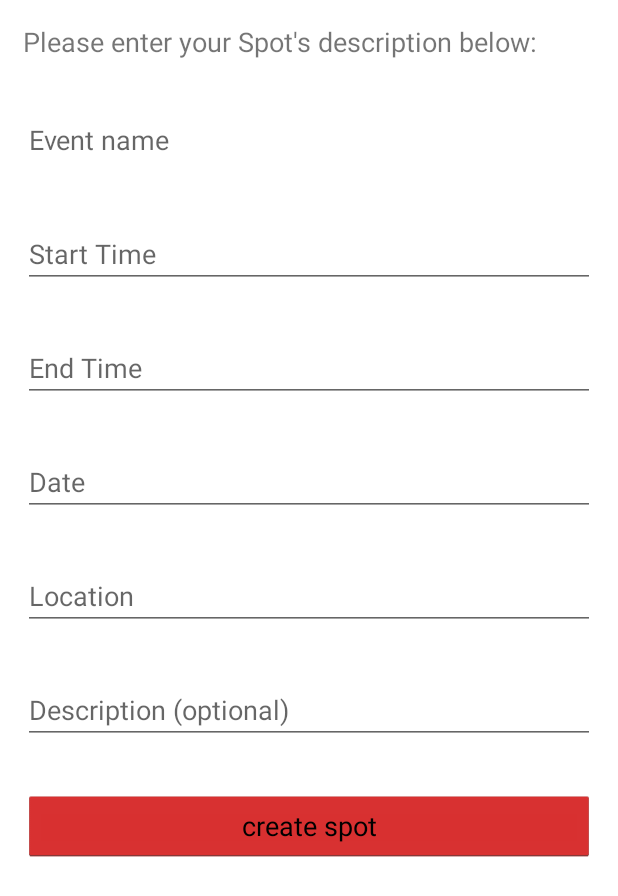
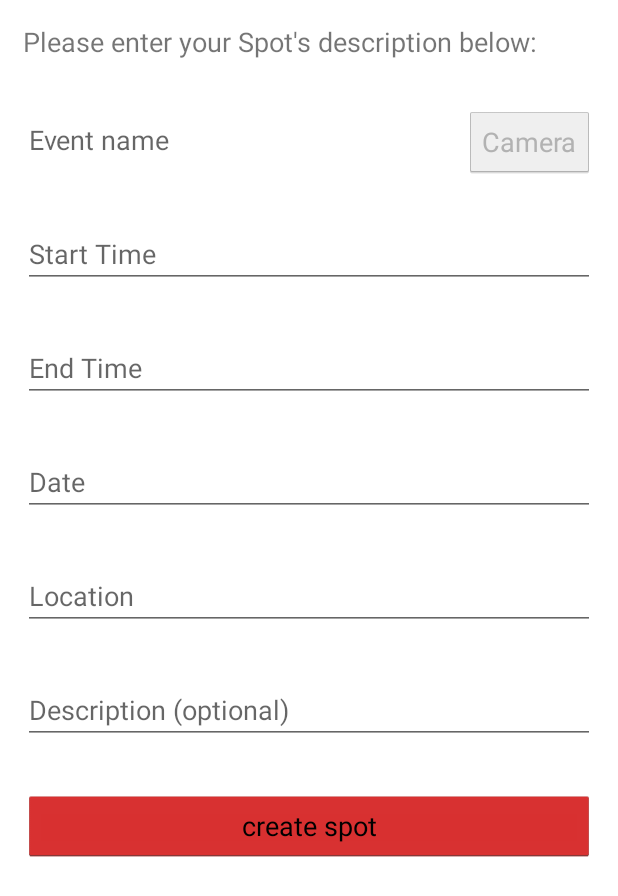
Before and after one commit to jerryqypan/EventAdvisor, an Android app: the screen it shows after launch once a user with an empty profile is signed in (CreateEventActivity), after a tap on "Create Event", on a phone screen of 412 x 824 dp. Shown: the top 896 px of the screen. Run offline under Robolectric (Android 15) with nearby library versions, the light colour scheme and no system bars; our stand-ins replace Firebase (no records; nobody signed in at launch, a user with empty details on screens opened directly); libraries missing offline, so code that uses them is left out: com.firebase.ui; pictures from the network do not load.

Commit message:
added camera stuff

```diff
--- a/MyApplication/app/src/main/java/cs290final/eventadvisor/CreateEventActivity.java
+++ b/MyApplication/app/src/main/java/cs290final/eventadvisor/CreateEventActivity.java
@@ -1,17 +1,28 @@
 package cs290final.eventadvisor;
 
+import android.Manifest;
 import android.app.DatePickerDialog;
 import android.app.Dialog;
 import android.app.DialogFragment;
 import android.app.TimePickerDialog;
+import android.content.ContentValues;
 import android.content.Intent;
+import android.content.pm.PackageManager;
+import android.graphics.Bitmap;
+import android.graphics.drawable.BitmapDrawable;
 import android.icu.text.SimpleDateFormat;
 import android.icu.util.Calendar;
+import android.net.Uri;
 import android.os.Bundle;
+import android.os.Environment;
+import android.provider.MediaStore;
+import android.support.v4.app.ActivityCompat;
+import android.support.v4.content.FileProvider;
 import android.support.v7.app.AppCompatActivity;
 import android.text.format.DateFormat;
 import android.util.Log;
 import android.view.View;
+import android.widget.Button;
 import android.widget.DatePicker;
 import android.widget.EditText;
 import android.widget.TimePicker;
@@ -22,29 +33,118 @@ import com.google.android.gms.common.GooglePlayServicesRepairableException;
 import com.google.android.gms.common.api.Status;
 import com.google.android.gms.location.places.Place;
 import com.google.android.gms.location.places.ui.PlaceAutocomplete;
-import com.google.android.gms.location.places.ui.PlaceAutocompleteFragment;
-import com.google.android.gms.location.places.ui.PlaceSelectionListener;
-import com.google.android.gms.maps.CameraUpdateFactory;
 
+import java.io.File;
+import java.io.IOException;
+import java.util.Date;
 import java.util.Locale;
 
 import cs290final.eventadvisor.backend.CreateEvents;
-import cs290final.eventadvisor.backend.RetrieveEvents;
 
 /**
  * Created by emilymeng on 4/16/17.
  */
 
 public class CreateEventActivity extends AppCompatActivity {
-    static EditText mStartTime;
-    static EditText mEndTime;
-    static EditText mDate;
-    static EditText mTitle;
-    static EditText mDescription;
-    static EditText mLocation;
+    private static EditText mStartTime;
+    private static EditText mEndTime;
+    private static EditText mDate;
+    private static EditText mTitle;
+    private static EditText mDescription;
+    private static EditText mLocation;
+    private Button cameraButton;
     private static final int REQUEST_SELECT_PLACE = 1234;
-    static Calendar myCalendar = Calendar.getInstance();
+    private static final int REQUEST_IMAGE_CAPTURE = 1;
+    private static Calendar myCalendar = Calendar.getInstance();
     private static final String TAG = "CreateEventActivity";
+    private String mCurrentPhotoPath;
+
+    @Override
+    protected void onCreate(Bundle savedInstanceState) {
+        super.onCreate(savedInstanceState);
+        setContentView(R.layout.activity_create);
+        mDate=(EditText) findViewById(R.id.editDate);
+        mStartTime=(EditText) findViewById(R.id.editStartTime);
+        mEndTime=(EditText) findViewById(R.id.editEndTime);
+        mTitle=(EditText) findViewById(R.id.editEventName);
+        mDescription= (EditText) findViewById(R.id.editDescription);
+        mLocation= (EditText) findViewById(R.id.editLocation);
+        cameraButton = (Button) findViewById(R.id.cameraButton);
+        checkIfCameraSupported();
+        checkIfWriteToStoreAllowed();
+    }
+
+    private void checkIfCameraSupported() {
+        boolean hasCamera = getPackageManager().hasSystemFeature(PackageManager.FEATURE_CAMERA);
+        if (hasCamera) {
+            cameraButton.setEnabled(true);
+        } else {
+            cameraButton.setEnabled(false);
+        }
+    }
+
+    private void checkIfWriteToStoreAllowed() {
+        if (ActivityCompat.checkSelfPermission(this, Manifest.permission.WRITE_EXTERNAL_STORAGE) != PackageManager.PERMISSION_GRANTED && ActivityCompat.checkSelfPermission(this, android.Manifest.permission.WRITE_EXTERNAL_STORAGE) != PackageManager.PERMISSION_GRANTED) {
+            // TODO: Consider calling
+            //    ActivityCompat#requestPermissions
+            // here to request the missing permissions, and then overriding
+            //   public void onRequestPermissionsResult(int requestCode, String[] permissions,
+            //                                          int[] grantResults)
+            // to handle the case where the user grants the permission. See the documentation
+            // for ActivityCompat#requestPermissions for more details.
+            ActivityCompat.requestPermissions(this, new String[]{android.Manifest.permission.WRITE_EXTERNAL_STORAGE}, 1);
+            return;
+        }
+    }
+
+    public void startCameraButtonAction(View view) {
+        Intent takePictureIntent = new Intent(MediaStore.ACTION_IMAGE_CAPTURE);
+        // Ensure that there's a camera activity to handle the intent
+        if (takePictureIntent.resolveActivity(getPackageManager()) != null) {
+            // Create the File where the photo should go
+            File photoFile = null;
+            try {
+                photoFile = createImageFile();
+            } catch (IOException ex) {
+                // Error occurred while creating the File
+                System.out.println("Error occurred while creating the File for camera");
+            }
+            // Continue only if the File was successfully created
+            if (photoFile != null) {
+                Uri photoURI = FileProvider.getUriForFile(this,
+                        "com.cs290final.eventadvisor.android.fileprovider",
+                        photoFile);
+                takePictureIntent.putExtra(MediaStore.EXTRA_OUTPUT, photoURI);
+                startActivityForResult(takePictureIntent, REQUEST_IMAGE_CAPTURE);
+            }
+        } else {
+            Toast.makeText(this, "This device cannot support this feature", Toast.LENGTH_LONG).show();
+        }
+    }
+
+    private File createImageFile() throws IOException {
+        // Create an image file name
+        String timeStamp = new SimpleDateFormat("yyyyMMdd_HHmmss").format(new Date());
+        String imageFileName = "JPEG_" + timeStamp + "_";
+        File storageDir = getExternalFilesDir(Environment.DIRECTORY_PICTURES);
+        File image = File.createTempFile(
+                imageFileName,  /* prefix */
+                ".jpg",         /* suffix */
+                storageDir      /* directory */
+        );
+
+        // Save a file: path for use with ACTION_VIEW intents
+        mCurrentPhotoPath = image.getAbsolutePath();
+        return image;
+    }
+
+    private void addPicToGallery() {
+        ContentValues values = new ContentValues();
+        values.put(MediaStore.Images.Media.DATE_TAKEN, System.currentTimeMillis());
+        values.put(MediaStore.Images.Media.MIME_TYPE, "image/jpeg");
+        values.put(MediaStore.MediaColumns.DATA, mCurrentPhotoPath);
+        this.getContentResolver().insert(MediaStore.Images.Media.EXTERNAL_CONTENT_URI, values);
+    }
 
 
     public static class TimePickerFragment extends DialogFragment
@@ -111,36 +211,26 @@ public class CreateEventActivity extends AppCompatActivity {
         }
     }
 
-    @Override
-    protected void onCreate(Bundle savedInstanceState) {
-        super.onCreate(savedInstanceState);
-        setContentView(R.layout.activity_create);
-        mDate=(EditText) findViewById(R.id.editDate);
-        mStartTime=(EditText) findViewById(R.id.editStartTime);
-        mEndTime=(EditText) findViewById(R.id.editEndTime);
-        mTitle=(EditText) findViewById(R.id.editEventName);
-        mDescription= (EditText) findViewById(R.id.editDescription);
-        mLocation= (EditText) findViewById(R.id.editLocation);
 
-    }
-        private void setupSearchBar() {
-        PlaceAutocompleteFragment autocompleteFragment = (PlaceAutocompleteFragment)
-                getFragmentManager().findFragmentById(R.id.place_autocomplete_fragment);
-        autocompleteFragment.setOnPlaceSelectedListener(new PlaceSelectionListener() {
-            @Override
-            public void onPlaceSelected(Place place) {
-                // TODO: Get info about the selected place.
-                //place.getLatLng().longitude;
+//        private void setupSearchBar() {
+//        PlaceAutocompleteFragment autocompleteFragment = (PlaceAutocompleteFragment)
+//                getFragmentManager().findFragmentById(R.id.place_autocomplete_fragment);
+//        autocompleteFragment.setOnPlaceSelectedListener(new PlaceSelectionListener() {
+//            @Override
+//            public void onPlaceSelected(Place place) {
+//                // TODO: Get info about the selected place.
+//                //place.getLatLng().longitude;
+//
+//            }
+//
+//            @Override
+//            public void onError(Status status) {
+//                // TODO: Handle the error.
+//                System.out.println("searchbar error");
+//            }
+//        });
+//    }
 
-            }
-
-            @Override
-            public void onError(Status status) {
-                // TODO: Handle the error.
-                System.out.println("searchbar error");
-            }
-        });
-    }
     public void showDatePickerDialog(View v) {
         DialogFragment newFragment = new DatePickerFragment();
         newFragment.show(getFragmentManager(), "datePicker");
@@ -193,6 +283,17 @@ public class CreateEventActivity extends AppCompatActivity {
                 Status status = PlaceAutocomplete.getStatus(this, data);
             }
         }
+        if (requestCode == REQUEST_IMAGE_CAPTURE && resultCode == RESULT_OK) {
+            try {
+                Bitmap imageBitmap = MediaStore.Images.Media.getBitmap(this.getContentResolver(), Uri.fromFile(new File(mCurrentPhotoPath)));
+//                MediaStore.Images.Media.insertImage(getContentResolver(), imageBitmap, "tes" , "sdf");
+                addPicToGallery();
+            } catch (IOException e) {
+                e.printStackTrace();
+            }
+
+
+        }
         super.onActivityResult(requestCode, resultCode, data);
     }
 
--- a/MyApplication/app/src/main/res/layout/activity_create.xml
+++ b/MyApplication/app/src/main/res/layout/activity_create.xml
@@ -1,5 +1,5 @@
 <?xml version="1.0" encoding="utf-8"?>
-<LinearLayout
+<RelativeLayout
     xmlns:android="http://schemas.android.com/apk/res/android"
     xmlns:tools="http://schemas.android.com/tools"
     android:orientation="vertical"
@@ -8,6 +8,7 @@
     tools:context="cs290final.eventadvisor.CreateEventActivity">
 
     <TextView
+        android:id="@+id/textview"
         android:layout_width="match_parent"
         android:layout_height="40dp"
         android:layout_marginTop="15dp"
@@ -22,7 +23,21 @@
         android:layout_height="wrap_content"
         android:layout_margin="15dp"
         android:hint="Event name"
-        android:inputType="text" />
+        android:inputType="text"
+        android:layout_below="@id/textview"
+        android:layout_alignParentLeft="true"
+        android:layout_toLeftOf="@+id/cameraButton"
+        />
+
+    <Button
+        android:id="@+id/cameraButton"
+        android:layout_width="wrap_content"
+        android:layout_height="wrap_content"
+        android:layout_alignParentRight="true"
+        android:layout_below="@id/textview"
+        android:layout_margin="15dp"
+        android:onClick="startCameraButtonAction"
+        android:text="Camera" />
 
     <EditText
         android:id="@+id/editStartTime"
@@ -31,7 +46,8 @@
         android:layout_margin="15dp"
         android:focusable="false"
         android:hint="Start Time"
-        android:onClick="showStartTimePickerDialog" />
+        android:onClick="showStartTimePickerDialog"
+        android:layout_below="@id/editEventName"/>
 
     <EditText
         android:id="@+id/editEndTime"
@@ -41,6 +57,7 @@
         android:hint="End Time"
         android:onClick="showEndTimePickerDialog"
         android:focusable="false"
+        android:layout_below="@id/editStartTime"
         />
     <EditText
         android:id="@+id/editDate"
@@ -50,6 +67,7 @@
         android:hint="Date"
         android:onClick="showDatePickerDialog"
         android:focusable="false"
+        android:layout_below="@id/editEndTime"
         />
     <EditText
         android:id="@+id/editLocation"
@@ -59,6 +77,7 @@
         android:hint="Location"
         android:onClick="showLocationSearch"
         android:focusable="false"
+        android:layout_below="@id/editDate"
         />
 
     <EditText
@@ -67,7 +86,8 @@
         android:layout_height="wrap_content"
         android:layout_margin="15dp"
         android:hint="Description (optional)"
-        android:inputType="textMultiLine" />
+        android:inputType="textMultiLine"
+        android:layout_below="@id/editLocation"/>
 
     <Button
         android:id="@+id/createEvent"
@@ -75,5 +95,6 @@
         android:layout_height="wrap_content"
         android:layout_margin="15dp"
         android:onClick="createEventAction"
-        android:text="create spot" />
-</LinearLayout>
+        android:text="create spot"
+        android:layout_below="@id/editDescription"/>
+</RelativeLayout>
--- /dev/null
+++ b/MyApplication/app/src/main/res/xml/file_paths.xml
@@ -0,0 +1,4 @@
+<?xml version="1.0" encoding="utf-8"?>
+<paths xmlns:android="http://schemas.android.com/apk/res/android">
+    <external-path name="my_images" full-path="Android/data/cs290final.eventadvisor/files/Pictures" />
+</paths>
```
Also changed, not shown: MyApplication/app/src/main/AndroidManifest.xml (+12 -0 lines).
